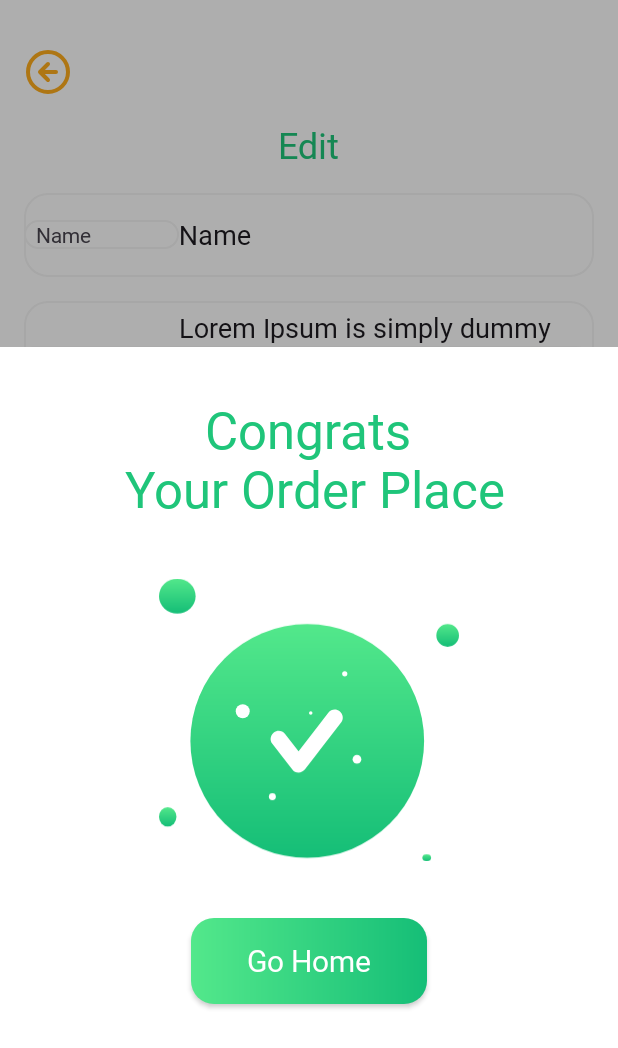
After one commit to kainlee2304/FoodDelivery, an Android app: the fragment CongratsBottomSheet placed in its activity, on a phone screen of 412 x 824 dp. The commit adds this screen. Shown: the top 1048 px of the screen. Run offline under Robolectric (Android 15) with nearby library versions, the phone set to English and light mode, and no system bars.

Commit message:
Food Details

```diff
--- a/app/build.gradle.kts
+++ b/app/build.gradle.kts
@@ -47,6 +47,7 @@ dependencies {
     implementation("androidx.constraintlayout:constraintlayout:2.1.4")
     implementation("androidx.navigation:navigation-fragment-ktx:2.7.7")
     implementation("androidx.navigation:navigation-ui-ktx:2.7.7")
+    implementation("androidx.activity:activity:1.8.0")
     testImplementation("junit:junit:4.13.2")
     androidTestImplementation("androidx.test.ext:junit:1.1.5")
     androidTestImplementation("androidx.test.espresso:espresso-core:3.5.1")
--- /dev/null
+++ b/app/src/main/java/com/example/wavesoffood/CongratsBottomSheet.kt
@@ -0,0 +1,38 @@
+package com.example.wavesoffood
+
+import android.content.Intent
+import android.os.Bundle
+import androidx.fragment.app.Fragment
+import android.view.LayoutInflater
+import android.view.View
+import android.view.ViewGroup
+import com.example.wavesoffood.databinding.FragmentCongratsBottomSheetBinding
+import com.google.android.material.bottomsheet.BottomSheetDialogFragment
+
+
+class CongratsBottomSheet : BottomSheetDialogFragment() {
+    private lateinit var binding:FragmentCongratsBottomSheetBinding
+
+    override fun onCreate(savedInstanceState: Bundle?) {
+        super.onCreate(savedInstanceState)
+
+
+    }
+
+    override fun onCreateView(
+        inflater: LayoutInflater, container: ViewGroup?,
+        savedInstanceState: Bundle?
+    ): View? {
+        binding= FragmentCongratsBottomSheetBinding.inflate(layoutInflater,container,false)
+        // Inflate the layout for this fragment
+        binding.goHome.setOnClickListener {
+            val intent=Intent(requireContext(),MainActivity::class.java)
+            startActivity(intent)
+        }
+        return binding.root
+    }
+
+    companion object {
+
+    }
+}
--- a/app/src/main/java/com/example/wavesoffood/Fragment/CartFragment.kt
+++ b/app/src/main/java/com/example/wavesoffood/Fragment/CartFragment.kt
@@ -1,11 +1,14 @@
 package com.example.wavesoffood.Fragment
 
+import android.content.Intent
 import android.os.Bundle
 import androidx.fragment.app.Fragment
 import android.view.LayoutInflater
 import android.view.View
 import android.view.ViewGroup
 import androidx.recyclerview.widget.LinearLayoutManager
+import com.example.wavesoffood.CongratsBottomSheet
+import com.example.wavesoffood.PayOutActivity
 import com.example.wavesoffood.R
 import com.example.wavesoffood.adaptar.CartAdapter
 import com.example.wavesoffood.databinding.FragmentCartBinding
@@ -23,10 +26,12 @@ class CartFragment : Fragment() {
         inflater: LayoutInflater, container: ViewGroup?,
         savedInstanceState: Bundle?
     ): View? {
-        binding = FragmentCartBinding.inflate(inflater, container,false)
+        binding = FragmentCartBinding.inflate(inflater, container, false)
+
         //Nhap ten list danh sach mon an
-        val cartFoodName = listOf("burger","sandwich", "mono", "item","burger","sandwich", "mono")
-        val cartItemPtice = listOf("$5","$10","$16","$8","$5","$10","$16")
+        val cartFoodName =
+            listOf("burger", "sandwich", "mono", "item", "burger", "sandwich", "mono")
+        val cartItemPtice = listOf("$5", "$10", "$16", "$8", "$5", "$10", "$16")
         val cartImage = listOf(
             R.drawable.menu1,
             R.drawable.menu2,
@@ -36,9 +41,17 @@ class CartFragment : Fragment() {
             R.drawable.menu6,
             R.drawable.menu7,
         )
-        val adapter = CartAdapter(ArrayList(cartFoodName),ArrayList(cartItemPtice),ArrayList(cartImage))
+        val adapter =
+            CartAdapter(ArrayList(cartFoodName), ArrayList(cartItemPtice), ArrayList(cartImage))
         binding.cartRecyclerView.layoutManager = LinearLayoutManager(requireContext())
         binding.cartRecyclerView.adapter = adapter
+        binding.proceedButton.setOnClickListener {
+            val intent = Intent(requireContext(), PayOutActivity::class.java)
+            startActivity(intent)
+        }
+
+
+
         return binding.root
     }
 
--- /dev/null
+++ b/app/src/main/java/com/example/wavesoffood/PayOutActivity.kt
@@ -0,0 +1,21 @@
+package com.example.wavesoffood
+
+import android.os.Bundle
+import androidx.activity.enableEdgeToEdge
+import androidx.appcompat.app.AppCompatActivity
+import androidx.core.view.ViewCompat
+import androidx.core.view.WindowInsetsCompat
+import com.example.wavesoffood.databinding.ActivityPayOutBinding
+
+class PayOutActivity : AppCompatActivity() {
+    lateinit var binding:ActivityPayOutBinding
+    override fun onCreate(savedInstanceState: Bundle?) {
+        super.onCreate(savedInstanceState)
+        binding= ActivityPayOutBinding.inflate(layoutInflater)
+        setContentView(binding.root)
+        binding.PlaceMyOrder.setOnClickListener {
+            val bottomSheetDialog=CongratsBottomSheet()
+            bottomSheetDialog.show(supportFragmentManager,"Test")
+        }
+    }
+}
--- /dev/null
+++ b/app/src/main/res/drawable/gohomeshape.xml
@@ -0,0 +1,6 @@
+<?xml version="1.0" encoding="utf-8"?>
+<shape xmlns:android="http://schemas.android.com/apk/res/android">
+    <corners android:radius="15dp"/>
+    <gradient android:startColor="@color/startColor" android:endColor="@color/endColor"/>
+
+</shape>
--- /dev/null
+++ b/app/src/main/res/layout/activity_pay_out.xml
@@ -0,0 +1,231 @@
+<?xml version="1.0" encoding="utf-8"?>
+<FrameLayout xmlns:android="http://schemas.android.com/apk/res/android"
+    xmlns:app="http://schemas.android.com/apk/res-auto"
+    xmlns:tools="http://schemas.android.com/tools"
+    android:id="@+id/main"
+    android:layout_width="match_parent"
+    android:layout_height="match_parent"
+    android:background="@color/white"
+    android:orientation="vertical"
+    tools:context=".PayOutActivity">
+
+
+    <LinearLayout
+        android:layout_width="match_parent"
+        android:layout_height="wrap_content"
+        android:orientation="vertical">
+
+        <ImageButton
+            android:id="@+id/buttonBackEdit"
+            android:layout_width="32dp"
+            android:layout_height="32dp"
+            android:layout_marginTop="32dp"
+            android:layout_marginStart="16dp"
+            android:background="@android:color/transparent"
+            android:scaleType="centerCrop"
+            android:src="@drawable/arrow_circle_left"
+            android:text="Button" />
+
+
+        <TextView
+            android:id="@+id/textView27"
+            android:layout_width="wrap_content"
+            android:layout_height="wrap_content"
+            android:layout_gravity="center"
+            android:layout_marginTop="16dp"
+            android:fontFamily="@font/yeonsung_regular"
+            android:text="Edit"
+            android:textColor="@color/textColor"
+            android:textColorHint="@color/black"
+            android:textSize="24sp"
+            app:layout_constraintEnd_toEndOf="parent"
+            app:layout_constraintStart_toStartOf="parent"
+            app:layout_constraintTop_toBottomOf="@+id/button7" />
+
+        <LinearLayout
+            android:layout_width="match_parent"
+            android:layout_height="56dp"
+            android:layout_marginStart="16dp"
+            android:layout_marginTop="16dp"
+            android:layout_marginEnd="16dp"
+            android:background="@drawable/edittextshape"
+            android:gravity="center_vertical"
+            android:orientation="horizontal"
+            app:layout_constraintEnd_toEndOf="parent"
+            app:layout_constraintStart_toStartOf="parent"
+            app:layout_constraintTop_toBottomOf="@+id/textView27">
+
+            <TextView
+                android:layout_width="40dp"
+                android:layout_height="wrap_content"
+                android:layout_weight="1"
+                android:background="@drawable/edittextshape"
+                android:fontFamily="@font/yeonsung_regular"
+                android:paddingLeft="8dp"
+                android:text="Name" />
+
+            <EditText
+                android:layout_width="wrap_content"
+                android:layout_height="wrap_content"
+                android:layout_weight="1"
+                android:background="@android:color/transparent"
+                android:ems="10"
+                android:fontFamily="@font/lato_regular"
+                android:inputType="text"
+                android:text="Name" />
+        </LinearLayout>
+
+        <LinearLayout
+            android:layout_width="match_parent"
+            android:layout_height="wrap_content"
+            android:layout_marginStart="16dp"
+            android:layout_marginTop="16dp"
+            android:layout_marginEnd="16dp"
+            android:background="@drawable/edittextshape"
+            android:gravity="center_vertical"
+
+            android:orientation="horizontal"
+            app:layout_constraintEnd_toEndOf="parent"
+            app:layout_constraintStart_toStartOf="parent"
+            app:layout_constraintTop_toBottomOf="@+id/textView27">
+
+            <TextView
+                android:layout_width="40dp"
+                android:layout_height="wrap_content"
+                android:layout_weight="1"
+                android:background="@drawable/edittextshape"
+                android:fontFamily="@font/yeonsung_regular"
+                android:paddingLeft="8dp"
+                android:text="Address" />
+
+            <EditText
+                android:layout_width="wrap_content"
+                android:layout_height="wrap_content"
+                android:layout_marginTop="5dp"
+                android:layout_marginBottom="5dp"
+                android:layout_weight="1"
+                android:background="@android:color/transparent"
+                android:ems="10"
+                android:fontFamily="@font/lato_regular"
+                android:inputType="textMultiLine"
+                android:text="Lorem Ipsum is simply dummy text of the printing and typesetting industry. Lorem Ipsum has been the industry's standard dummy text ever since the 1500s" />
+        </LinearLayout>
+
+        <LinearLayout
+            android:layout_width="match_parent"
+            android:layout_height="56dp"
+            android:layout_marginStart="16dp"
+            android:layout_marginTop="16dp"
+            android:layout_marginEnd="16dp"
+            android:background="@drawable/edittextshape"
+            android:gravity="center_vertical"
+            android:orientation="horizontal"
+            app:layout_constraintEnd_toEndOf="parent"
+            app:layout_constraintStart_toStartOf="parent"
+            app:layout_constraintTop_toBottomOf="@+id/textView27">
+
+            <TextView
+                android:layout_width="40dp"
+                android:layout_height="wrap_content"
+                android:layout_weight="1"
+                android:background="@drawable/edittextshape"
+                android:fontFamily="@font/yeonsung_regular"
+                android:paddingLeft="8dp"
+                android:text="Phone" />
+
+            <EditText
+                android:layout_width="wrap_content"
+                android:layout_height="wrap_content"
+                android:layout_weight="1"
+                android:background="@android:color/transparent"
+                android:ems="10"
+                android:fontFamily="@font/lato_regular"
+                android:inputType="phone"
+                android:text="0473643846" />
+        </LinearLayout>
+
+        <LinearLayout
+            android:layout_width="match_parent"
+            android:layout_height="56dp"
+            android:layout_marginStart="16dp"
+            android:layout_marginTop="16dp"
+            android:layout_marginEnd="16dp"
+            android:background="@drawable/edittextshape"
+            android:gravity="center_vertical"
+            android:orientation="horizontal"
+            app:layout_constraintEnd_toEndOf="parent"
+            app:layout_constraintStart_toStartOf="parent"
+            app:layout_constraintTop_toBottomOf="@+id/textView27">
+
+            <TextView
+                android:layout_width="40dp"
+                android:layout_height="wrap_content"
+                android:layout_weight="1"
+                android:background="@drawable/edittextshape"
+                android:fontFamily="@font/yeonsung_regular"
+                android:paddingLeft="8dp"
+                android:text="Payment Method" />
+
+            <ImageView
+                android:id="@+id/imageView8"
+                android:layout_width="250dp"
+                android:layout_height="wrap_content"
+                android:layout_weight="1"
+                app:srcCompat="@drawable/cashondelivery" />
+
+        </LinearLayout>
+
+        <LinearLayout
+            android:layout_width="match_parent"
+            android:layout_height="56dp"
+            android:layout_marginStart="16dp"
+            android:layout_marginTop="16dp"
+            android:layout_marginEnd="16dp"
+            android:layout_marginBottom="8dp"
+            android:background="@drawable/edittextshape"
+            android:gravity="center_vertical"
+            android:orientation="horizontal"
+            app:layout_constraintEnd_toEndOf="parent"
+            app:layout_constraintStart_toStartOf="parent"
+            app:layout_constraintTop_toBottomOf="@+id/textView27">
+
+            <TextView
+                android:layout_width="40dp"
+                android:layout_height="wrap_content"
+                android:layout_weight="1"
+                android:background="@drawable/edittextshape"
+                android:fontFamily="@font/yeonsung_regular"
+                android:paddingLeft="8dp"
+                android:text="Total Amount" />
+
+            <EditText
+                android:layout_width="wrap_content"
+                android:layout_height="wrap_content"
+                android:layout_weight="1"
+                android:background="@android:color/transparent"
+                android:ems="10"
+                android:fontFamily="@font/yeonsung_regular"
+                android:gravity="end"
+                android:inputType="none"
+                android:paddingEnd="32dp"
+                android:text="$5"
+                android:textColor="@color/textColor"
+                android:textSize="20sp" />
+        </LinearLayout>
+
+    </LinearLayout>
+
+
+    <androidx.appcompat.widget.AppCompatButton
+        android:id="@+id/PlaceMyOrder"
+        android:layout_width="match_parent"
+        android:layout_height="56dp"
+        android:layout_gravity="bottom"
+        android:layout_marginLeft="16dp"
+        android:layout_marginRight="16dp"
+        android:layout_marginBottom="32dp"
+        android:background="@drawable/edittextshape"
+        android:fontFamily="@font/yeonsung_regular"
+        android:text="Place My Order"
+        android:textColor="@color/textColor"></androidx.appcompat.widget.AppCompatButton>
+</FrameLayout>
--- a/app/src/main/res/layout/fragment_cart.xml
+++ b/app/src/main/res/layout/fragment_cart.xml
@@ -25,13 +25,13 @@
         android:layout_height="0dp"
         android:layout_marginTop="8dp"
         android:layout_marginBottom="16dp"
-        app:layout_constraintBottom_toTopOf="@+id/button3"
+        app:layout_constraintBottom_toTopOf="@+id/proceedButton"
         app:layout_constraintEnd_toEndOf="parent"
         app:layout_constraintStart_toStartOf="parent"
         app:layout_constraintTop_toBottomOf="@+id/textView21" />
 
     <androidx.appcompat.widget.AppCompatButton
-        android:id="@+id/button3"
+        android:id="@+id/proceedButton"
         android:layout_width="325dp"
         android:layout_height="57dp"
         android:layout_marginBottom="8dp"
--- /dev/null
+++ b/app/src/main/res/layout/fragment_congrats_bottom_sheet.xml
@@ -0,0 +1,56 @@
+<?xml version="1.0" encoding="utf-8"?>
+<FrameLayout xmlns:android="http://schemas.android.com/apk/res/android"
+    xmlns:app="http://schemas.android.com/apk/res-auto"
+    xmlns:tools="http://schemas.android.com/tools"
+    android:layout_width="match_parent"
+    android:layout_height="match_parent"
+    android:background="@color/white"
+    tools:context=".CongratsBottomSheet">
+
+    <!-- TODO: Update blank fragment layout -->
+    <LinearLayout
+        android:layout_width="match_parent"
+        android:layout_height="match_parent"
+        android:orientation="vertical">
+
+        <TextView
+            android:layout_width="wrap_content"
+            android:layout_height="wrap_content"
+            android:layout_gravity="center_horizontal"
+            android:layout_marginTop="32dp"
+            android:fontFamily="@font/yeonsung_regular"
+            android:text="Congrats\n Your Order Place"
+            android:textAlignment="center"
+            android:textColor="@color/textColor"
+            android:textSize="34sp" />
+
+        <ImageView
+            android:id="@+id/imageView9"
+            android:layout_width="200dp"
+            android:layout_height="200dp"
+            android:layout_gravity="center"
+            android:layout_marginTop="32dp"
+            android:src="@drawable/congration" />
+
+        <androidx.appcompat.widget.AppCompatButton
+            android:background="@drawable/gohomeshape"
+            android:id="@+id/goHome"
+            android:textAllCaps="false"
+            android:layout_gravity="center"
+            android:layout_width="157dp"
+            android:textColor="@color/white"
+            android:textSize="20sp"
+            android:fontFamily="@font/yeonsung_regular"
+            android:layout_marginTop="32dp"
+            android:layout_height="57dp"
+            android:text="Go Home" />
+
+        <View
+            android:layout_width="match_parent"
+            android:layout_height="wrap_content">
+
+        </View>
+    </LinearLayout>
+
+
+</FrameLayout>
```
Also changed, not shown: app/src/main/AndroidManifest.xml (+14 -11 lines).
